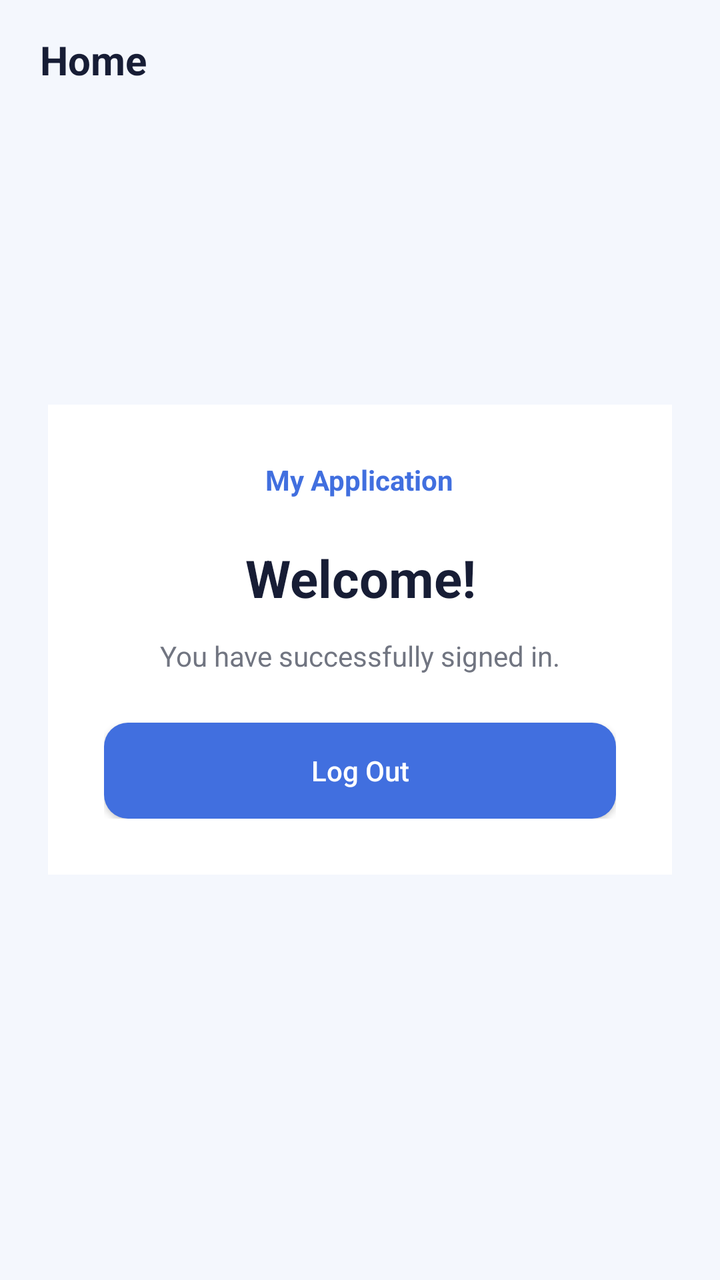
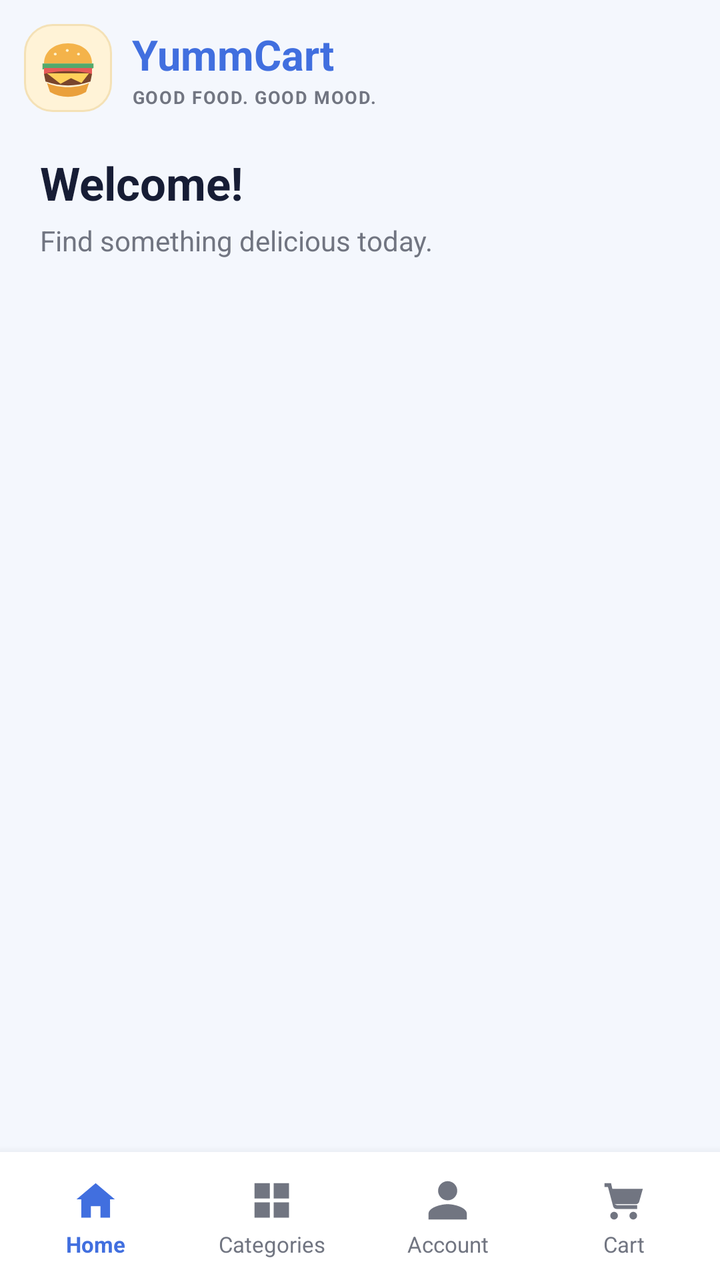

Screens rendered from an Android XML layout before and after an edit, with the pre-edit source and the edit as a unified diff.
<!-- AndroidManifest.xml: application theme Theme.MyApplication -->
<!-- res/layout/activity_home.xml -->
<?xml version="1.0" encoding="utf-8"?>
<RelativeLayout xmlns:android="http://schemas.android.com/apk/res/android"
    android:layout_width="match_parent"
    android:layout_height="match_parent"
    xmlns:app="http://schemas.android.com/apk/res-auto"
    android:background="@color/screen_background">

    <androidx.appcompat.widget.Toolbar
        android:id="@+id/homeToolbar"
        android:layout_width="match_parent"
        android:layout_height="60dp"
        android:layout_alignParentTop="true"
        android:background="#F4F7FD"
        android:elevation="2dp"
        android:paddingStart="16dp"
        android:paddingEnd="8dp"
        android:theme="@style/HomePopupTheme"
        app:popupTheme="@style/HomePopupTheme"
        app:title="Home"
        app:titleTextAppearance="@style/HomeToolbarTitle"
        app:titleTextColor="#171D35" />

    <LinearLayout
        android:layout_width="match_parent"
        android:layout_height="wrap_content"
        android:layout_centerInParent="true"
        android:layout_margin="24dp"
        android:background="@drawable/bg_card"
        android:gravity="center"
        android:orientation="vertical"
        android:padding="28dp">

        <TextView
            android:layout_width="wrap_content"
            android:layout_height="wrap_content"
            android:text="@string/app_name"
            android:textColor="@color/primary_blue"
            android:textSize="14sp"
            android:textStyle="bold" />

        <TextView
            android:id="@+id/tvWelcome"
            android:layout_width="match_parent"
            android:layout_height="wrap_content"
            android:layout_marginTop="22dp"
            android:gravity="center"
            android:text="Welcome!"
            android:textColor="@color/dark_text"
            android:textSize="26sp"
            android:textStyle="bold" />

        <TextView
            android:layout_width="match_parent"
            android:layout_height="wrap_content"
            android:layout_marginTop="12dp"
            android:gravity="center"
            android:text="You have successfully signed in."
            android:textColor="@color/secondary_text"
            android:textSize="14sp" />

        <Button
            android:id="@+id/btnLogout"
            android:layout_width="match_parent"
            android:layout_height="48dp"
            android:layout_marginTop="24dp"
            android:background="@drawable/bg_button"
            android:backgroundTint="@null"
            android:text="Log Out"
            android:textAllCaps="false"
            android:textColor="@color/white" />

    </LinearLayout>

</RelativeLayout>
<!-- resources referenced by this layout -->
<resources>
  <!-- drawable bg_button (drawable) -->
  <?xml version="1.0" encoding="utf-8"?>
  <shape xmlns:android="http://schemas.android.com/apk/res/android">
      <solid android:color="@color/primary_blue" />
      <corners android:radius="12dp" />
  </shape>
  <!-- drawable bg_card (drawable) -->
  <?xml version="1.0" encoding="utf-8"?>
  <shape xmlns:android="http://schemas.android.com/apk/res/android">
      <solid android:color="@color/white" />
  </shape>
  <string name="app_name">My Application</string>
  <style name="HomeToolbarTitle" parent="TextAppearance.Widget.AppCompat.Toolbar.Title">
          <item name="android:textSize">20sp</item>
          <item name="android:textStyle">bold</item>
          <item name="android:fontFamily">sans</item>
          <item name="android:textColor">#171D35</item>
      </style>
  <!-- unchanged entries left out for length: 8 -->
</resources>

<!-- the commit's change to res/layout/activity_home.xml (unified diff, before → after) -->
@@ -1,74 +1,227 @@
 <?xml version="1.0" encoding="utf-8"?>
-<RelativeLayout xmlns:android="http://schemas.android.com/apk/res/android"
+<LinearLayout xmlns:android="http://schemas.android.com/apk/res/android"
+    xmlns:app="http://schemas.android.com/apk/res-auto"
     android:layout_width="match_parent"
     android:layout_height="match_parent"
-    xmlns:app="http://schemas.android.com/apk/res-auto"
-    android:background="@color/screen_background">
+    android:background="@color/screen_background"
+    android:orientation="vertical">
 
     <androidx.appcompat.widget.Toolbar
         android:id="@+id/homeToolbar"
         android:layout_width="match_parent"
-        android:layout_height="60dp"
-        android:layout_alignParentTop="true"
-        android:background="#F4F7FD"
-        android:elevation="2dp"
-        android:paddingStart="16dp"
+        android:layout_height="68dp"
+        android:background="@color/screen_background"
+        android:elevation="1dp"
+        android:paddingStart="12dp"
         android:paddingEnd="8dp"
-        android:theme="@style/HomePopupTheme"
+        app:contentInsetStart="0dp"
+        app:contentInsetEnd="0dp"
         app:popupTheme="@style/HomePopupTheme"
-        app:title="Home"
-        app:titleTextAppearance="@style/HomeToolbarTitle"
-        app:titleTextColor="#171D35" />
+        app:title=""
+        app:titleTextColor="@color/dark_text">
+
+        <LinearLayout
+            android:id="@+id/toolbarBrand"
+            android:layout_width="wrap_content"
+            android:layout_height="match_parent"
+            android:gravity="center_vertical"
+            android:orientation="horizontal">
+
+            <ImageView
+                android:id="@+id/ivToolbarFoodLogo"
+                android:layout_width="44dp"
+                android:layout_height="44dp"
+                android:background="@drawable/bg_food_badge"
+                android:contentDescription="@string/p4_brand_icon_description"
+                android:padding="4dp"
+                android:scaleType="fitCenter"
+                android:src="@drawable/ic_yummcart_food" />
+
+            <LinearLayout
+                android:layout_width="wrap_content"
+                android:layout_height="wrap_content"
+                android:layout_marginStart="10dp"
+                android:orientation="vertical">
+
+                <TextView
+                    android:layout_width="wrap_content"
+                    android:layout_height="wrap_content"
+                    android:text="@string/p4_app_title"
+                    android:textColor="@color/primary_blue"
+                    android:textSize="21sp"
+                    android:textStyle="bold" />
+
+                <TextView
+                    android:layout_width="wrap_content"
+                    android:layout_height="wrap_content"
+                    android:layout_marginTop="1dp"
+                    android:letterSpacing="0.06"
+                    android:text="@string/p4_brand_tagline"
+                    android:textColor="@color/secondary_text"
+                    android:textSize="9sp"
+                    android:textStyle="bold" />
+            </LinearLayout>
+        </LinearLayout>
+
+    </androidx.appcompat.widget.Toolbar>
+
+    <TextView
+        android:id="@+id/tvWelcome"
+        android:layout_width="match_parent"
+        android:layout_height="wrap_content"
+        android:paddingStart="20dp"
+        android:paddingTop="8dp"
+        android:paddingEnd="20dp"
+        android:text="@string/p4_welcome_default"
+        android:textColor="@color/dark_text"
+        android:textSize="23sp"
+        android:textStyle="bold" />
+
+    <TextView
+        android:id="@+id/tvHomeIntro"
+        android:layout_width="match_parent"
+        android:layout_height="wrap_content"
+        android:paddingStart="20dp"
+        android:paddingTop="4dp"
+        android:paddingEnd="20dp"
+        android:paddingBottom="12dp"
+        android:text="@string/p4_home_caption"
+        android:textColor="@color/secondary_text"
+        android:textSize="14sp" />
+
+    <FrameLayout
+        android:id="@+id/fragmentContainer"
+        android:layout_width="match_parent"
+        android:layout_height="0dp"
+        android:layout_weight="1" />
 
     <LinearLayout
-        android:layout_width="match_parent"
-        android:layout_height="wrap_content"
-        android:layout_centerInParent="true"
-        android:layout_margin="24dp"
-        android:background="@drawable/bg_card"
-        android:gravity="center"
-        android:orientation="vertical"
-        android:padding="28dp">
-
-        <TextView
-            android:layout_width="wrap_content"
-            android:layout_height="wrap_content"
-            android:text="@string/app_name"
-            android:textColor="@color/primary_blue"
-            android:textSize="14sp"
-            android:textStyle="bold" />
-
-        <TextView
-            android:id="@+id/tvWelcome"
-            android:layout_width="match_parent"
-            android:layout_height="wrap_content"
-            android:layout_marginTop="22dp"
-            android:gravity="center"
-            android:text="Welcome!"
-            android:textColor="@color/dark_text"
-            android:textSize="26sp"
-            android:textStyle="bold" />
-
-        <TextView
-            android:layout_width="match_parent"
-            android:layout_height="wrap_content"
-            android:layout_marginTop="12dp"
-            android:gravity="center"
-            android:text="You have successfully signed in."
-            android:textColor="@color/secondary_text"
-            android:textSize="14sp" />
-
-        <Button
-            android:id="@+id/btnLogout"
-            android:layout_width="match_parent"
-            android:layout_height="48dp"
-            android:layout_marginTop="24dp"
-            android:background="@drawable/bg_button"
-            android:backgroundTint="@null"
-            android:text="Log Out"
-            android:textAllCaps="false"
-            android:textColor="@color/white" />
+        android:id="@+id/bottomNavigation"
+        android:layout_width="match_parent"
+        android:layout_height="64dp"
+        android:background="@color/white"
+        android:elevation="8dp"
+        android:orientation="horizontal"
+        android:paddingStart="4dp"
+        android:paddingEnd="4dp">
+
+        <LinearLayout
+            android:id="@+id/navHome"
+            android:layout_width="0dp"
+            android:layout_height="match_parent"
+            android:layout_weight="1"
+            android:background="?attr/selectableItemBackgroundBorderless"
+            android:clickable="true"
+            android:focusable="true"
+            android:gravity="center"
+            android:orientation="vertical"
+            android:paddingTop="7dp"
+            android:paddingBottom="5dp">
+            <ImageView
+                android:id="@+id/navHomeIcon"
+                android:layout_width="23dp"
+                android:layout_height="23dp"
+                android:contentDescription="@string/p4_nav_home_description"
+                android:src="@drawable/ic_nav_home"
+                android:tint="@color/primary_blue" />
+            <TextView
+                android:id="@+id/navHomeLabel"
+                android:layout_width="wrap_content"
+                android:layout_height="wrap_content"
+                android:layout_marginTop="3dp"
+                android:text="@string/p4_nav_home"
+                android:textColor="@color/primary_blue"
+                android:textSize="11sp"
+                android:textStyle="bold" />
+        </LinearLayout>
+
+        <LinearLayout
+            android:id="@+id/navCategories"
+            android:layout_width="0dp"
+            android:layout_height="match_parent"
+            android:layout_weight="1"
+            android:background="?attr/selectableItemBackgroundBorderless"
+            android:clickable="true"
+            android:focusable="true"
+            android:gravity="center"
+            android:orientation="vertical"
+            android:paddingTop="7dp"
+            android:paddingBottom="5dp">
+            <ImageView
+                android:id="@+id/navCategoriesIcon"
+                android:layout_width="23dp"
+                android:layout_height="23dp"
+                android:contentDescription="@string/p4_nav_categories_description"
+                android:src="@drawable/ic_nav_categories"
+                android:tint="@color/secondary_text" />
+            <TextView
+                android:id="@+id/navCategoriesLabel"
+                android:layout_width="wrap_content"
+                android:layout_height="wrap_content"
+                android:layout_marginTop="3dp"
+                android:text="@string/p4_nav_categories"
+                android:textColor="@color/secondary_text"
+                android:textSize="11sp" />
+        </LinearLayout>
+
+        <LinearLayout
+            android:id="@+id/navAccount"
+            android:layout_width="0dp"
+            android:layout_height="match_parent"
+            android:layout_weight="1"
+            android:background="?attr/selectableItemBackgroundBorderless"
+            android:clickable="true"
+            android:focusable="true"
+            android:gravity="center"
+            android:orientation="vertical"
+            android:paddingTop="7dp"
+            android:paddingBottom="5dp">
+            <ImageView
+                android:id="@+id/navAccountIcon"
+                android:layout_width="23dp"
+                android:layout_height="23dp"
+                android:contentDescription="@string/p4_nav_account_description"
+                android:src="@drawable/ic_nav_account"
+                android:tint="@color/secondary_text" />
+            <TextView
+                android:id="@+id/navAccountLabel"
+                android:layout_width="wrap_content"
+                android:layout_height="wrap_content"
+                android:layout_marginTop="3dp"
+                android:text="@string/p4_nav_account"
+                android:textColor="@color/secondary_text"
+                android:textSize="11sp" />
+        </LinearLayout>
+
+        <LinearLayout
+            android:id="@+id/navCart"
+            android:layout_width="0dp"
+            android:layout_height="match_parent"
+            android:layout_weight="1"
+            android:background="?attr/selectableItemBackgroundBorderless"
+            android:clickable="true"
+            android:focusable="true"
+            android:gravity="center"
+            android:orientation="vertical"
+            android:paddingTop="7dp"
+            android:paddingBottom="5dp">
+            <ImageView
+                android:id="@+id/navCartIcon"
+                android:layout_width="23dp"
+                android:layout_height="23dp"
+                android:contentDescription="@string/p4_nav_cart_description"
+                android:src="@drawable/ic_nav_cart"
+                android:tint="@color/secondary_text" />
+            <TextView
+                android:id="@+id/navCartLabel"
+                android:layout_width="wrap_content"
+                android:layout_height="wrap_content"
+                android:layout_marginTop="3dp"
+                android:text="@string/p4_nav_cart"
+                android:textColor="@color/secondary_text"
+                android:textSize="11sp" />
+        </LinearLayout>
 
     </LinearLayout>
 
-</RelativeLayout>
+</LinearLayout>
<!-- resource entries referenced after the edit -->
@@ -1,23 +1,55 @@
 <!-- resources referenced by this layout -->
 <resources>
-  <!-- drawable bg_button (drawable) -->
+  <!-- drawable bg_food_badge (drawable) -->
   <?xml version="1.0" encoding="utf-8"?>
-  <shape xmlns:android="http://schemas.android.com/apk/res/android">
-      <solid android:color="@color/primary_blue" />
-      <corners android:radius="12dp" />
+  <shape xmlns:android="http://schemas.android.com/apk/res/android" android:shape="rectangle">
+      <solid android:color="#FFF3D7" />
+      <corners android:radius="14dp" />
+      <stroke android:width="1dp" android:color="#F4E1B6" />
   </shape>
-  <!-- drawable bg_card (drawable) -->
-  <?xml version="1.0" encoding="utf-8"?>
-  <shape xmlns:android="http://schemas.android.com/apk/res/android">
-      <solid android:color="@color/white" />
-  </shape>
-  <string name="app_name">My Application</string>
-  <style name="HomeToolbarTitle" parent="TextAppearance.Widget.AppCompat.Toolbar.Title">
-          <item name="android:textSize">20sp</item>
-          <item name="android:textStyle">bold</item>
-          <item name="android:fontFamily">sans</item>
-          <item name="android:textColor">#171D35</item>
-      </style>
+  <!-- drawable ic_nav_account (drawable) -->
+  <vector xmlns:android="http://schemas.android.com/apk/res/android" android:width="24dp" android:height="24dp" android:viewportWidth="24" android:viewportHeight="24">
+      <path android:fillColor="#FF000000" android:pathData="M12,12 C14.76,12 17,9.76 17,7 C17,4.24 14.76,2 12,2 C9.24,2 7,4.24 7,7 C7,9.76 9.24,12 12,12 Z M12,14 C8.67,14 2,15.67 2,19 L2,22 L22,22 L22,19 C22,15.67 15.33,14 12,14 Z" />
+  </vector>
+  <!-- drawable ic_nav_cart (drawable) -->
+  <vector xmlns:android="http://schemas.android.com/apk/res/android" android:width="24dp" android:height="24dp" android:viewportWidth="24" android:viewportHeight="24">
+      <path android:fillColor="#FF000000" android:pathData="M7,18 C5.9,18 5,18.9 5,20 C5,21.1 5.9,22 7,22 C8.1,22 9,21.1 9,20 C9,18.9 8.1,18 7,18 Z M17,18 C15.9,18 15,18.9 15,20 C15,21.1 15.9,22 17,22 C18.1,22 19,21.1 19,20 C19,18.9 18.1,18 17,18 Z M7.2,14 L18.4,14 C19.2,14 19.9,13.5 20.1,12.7 L22,6 L6.1,6 L5.4,3 L2,3 L2,5 L3.8,5 L6.5,15.1 C6.7,15.9 7.4,16.5 8.3,16.5 L19,16.5 L19,14.5 L8.5,14.5 Z" />
+  </vector>
+  <!-- drawable ic_nav_categories (drawable) -->
+  <vector xmlns:android="http://schemas.android.com/apk/res/android" android:width="24dp" android:height="24dp" android:viewportWidth="24" android:viewportHeight="24">
+      <path android:fillColor="#FF000000" android:pathData="M3,3 L11,3 L11,11 L3,11 Z M13,3 L21,3 L21,11 L13,11 Z M3,13 L11,13 L11,21 L3,21 Z M13,13 L21,13 L21,21 L13,21 Z" />
+  </vector>
+  <!-- drawable ic_nav_home (drawable) -->
+  <vector xmlns:android="http://schemas.android.com/apk/res/android" android:width="24dp" android:height="24dp" android:viewportWidth="24" android:viewportHeight="24">
+      <path android:fillColor="#FF000000" android:pathData="M12,3 L2,11.5 L4.5,11.5 L4.5,21 L9.5,21 L9.5,15 L14.5,15 L14.5,21 L19.5,21 L19.5,11.5 L22,11.5 Z" />
+  </vector>
+  <!-- drawable ic_yummcart_food (drawable) -->
+  <vector xmlns:android="http://schemas.android.com/apk/res/android"
+      android:width="48dp"
+      android:height="48dp"
+      android:viewportWidth="48"
+      android:viewportHeight="48">
+      <path android:fillColor="#F4B34A" android:pathData="M8,21 C8,12.8 14.8,7.5 24,7.5 C33.2,7.5 40,12.8 40,21 Z" />
+      <path android:fillColor="#FFF3CD" android:pathData="M15,14 C15.8,13.5 16.7,14.2 16.4,15 C16.1,15.8 14.9,15.8 14.6,15 C14.4,14.6 14.6,14.2 15,14 Z M23,11.5 C23.8,11.1 24.7,11.8 24.4,12.6 C24.1,13.4 22.9,13.4 22.6,12.6 C22.4,12.2 22.6,11.8 23,11.5 Z M30.5,14 C31.3,13.5 32.2,14.2 31.9,15 C31.6,15.8 30.4,15.8 30.1,15 C29.9,14.6 30.1,14.2 30.5,14 Z" />
+      <path android:fillColor="#53A96C" android:pathData="M7,21 L41,21 L41,24 L36,26 L31,24 L26,26 L21,24 L16,26 L11,24 L7,25 Z" />
+      <path android:fillColor="#E85B58" android:pathData="M8,24 L40,24 L40,28 L8,28 Z" />
+      <path android:fillColor="#79452C" android:pathData="M8,28 C17,25.5 31,25.5 40,28 L39,33 C29,36.5 19,36.5 9,33 Z" />
+      <path android:fillColor="#FFD05A" android:pathData="M10,27.5 L38,27.5 L33,34 L26,30.8 L19,34.5 Z" />
+      <path android:fillColor="#EAA03C" android:pathData="M10,34 C18,37.7 30,37.7 38,34 L36,40 C28.5,44.3 19.5,44.3 12,40 Z" />
+  </vector>
+  <string name="p4_app_title">YummCart</string>
+  <string name="p4_brand_icon_description">YummCart burger logo</string>
+  <string name="p4_brand_tagline">GOOD FOOD. GOOD MOOD.</string>
+  <string name="p4_home_caption">Find something delicious today.</string>
+  <string name="p4_nav_account">Account</string>
+  <string name="p4_nav_account_description">Account tab</string>
+  <string name="p4_nav_cart">Cart</string>
+  <string name="p4_nav_cart_description">Cart tab</string>
+  <string name="p4_nav_categories">Categories</string>
+  <string name="p4_nav_categories_description">Categories tab</string>
+  <string name="p4_nav_home">Home</string>
+  <string name="p4_nav_home_description">Home tab</string>
+  <string name="p4_welcome_default">Welcome!</string>
   <!-- unchanged entries left out for length: 8 -->
 </resources>
 
